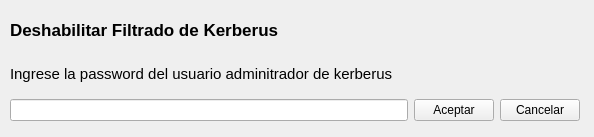
Above: cliente/password/formUsuario.ui from AviFix/Kerberus-Control-Parental before the change. Below: the same form after it.
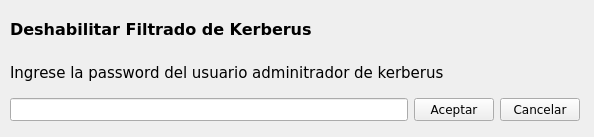
That is the form after the change.

Patch:
```diff
--- a/cliente/password/formUsuario.ui
+++ b/cliente/password/formUsuario.ui
@@ -31,11 +31,17 @@
      <height>111</height>
     </rect>
    </property>
+   <property name="font">
+    <font>
+     <family>Verdana</family>
+    </font>
+   </property>
    <layout class="QGridLayout" name="gridLayout">
     <item row="3" column="0" colspan="3">
      <widget class="QLabel" name="Descripcion">
       <property name="font">
        <font>
+        <family>Verdana</family>
         <pointsize>11</pointsize>
        </font>
       </property>
@@ -46,6 +52,11 @@
     </item>
     <item row="4" column="0">
      <widget class="QLineEdit" name="password">
+      <property name="font">
+       <font>
+        <family>Verdana</family>
+       </font>
+      </property>
       <property name="echoMode">
        <enum>QLineEdit::Password</enum>
       </property>
@@ -55,7 +66,8 @@
      <widget class="QLabel" name="titulo">
       <property name="font">
        <font>
-        <pointsize>13</pointsize>
+        <family>Verdana</family>
+        <pointsize>12</pointsize>
         <weight>75</weight>
         <bold>true</bold>
        </font>
@@ -67,6 +79,11 @@
     </item>
     <item row="4" column="1">
      <widget class="QPushButton" name="boton">
+      <property name="font">
+       <font>
+        <family>Verdana</family>
+       </font>
+      </property>
       <property name="text">
        <string>Aceptar</string>
       </property>
@@ -74,6 +91,11 @@
     </item>
     <item row="4" column="2">
      <widget class="QPushButton" name="botoncancelar">
+      <property name="font">
+       <font>
+        <family>Verdana</family>
+       </font>
+      </property>
       <property name="text">
        <string>Cancelar</string>
       </property>
```
